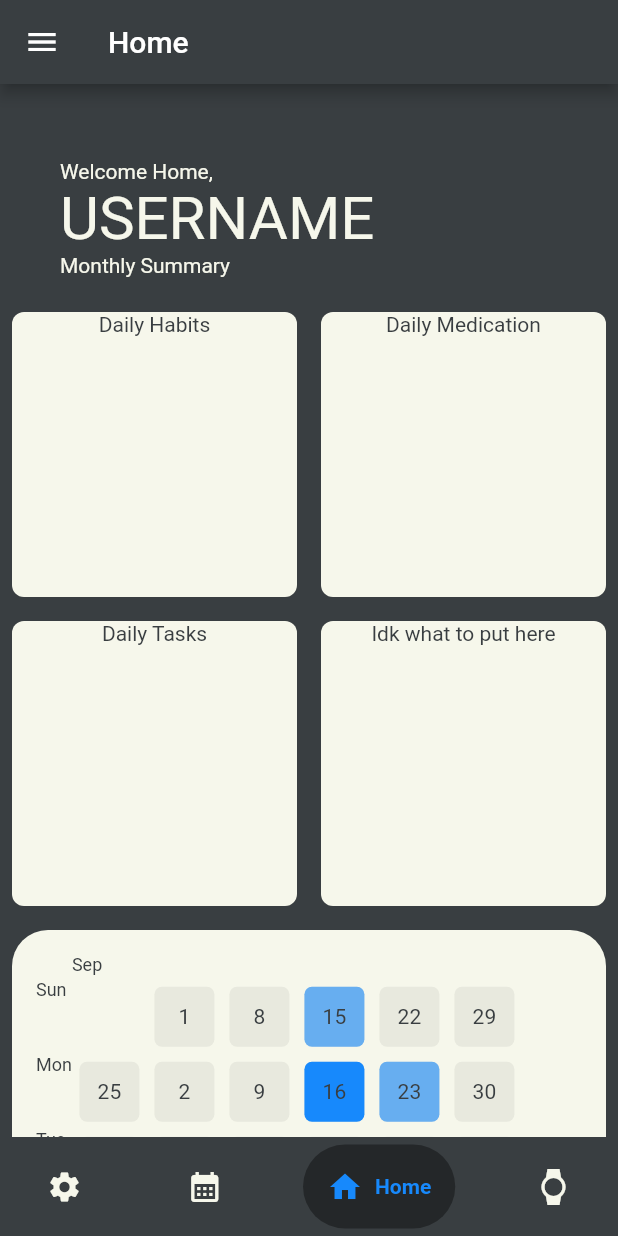
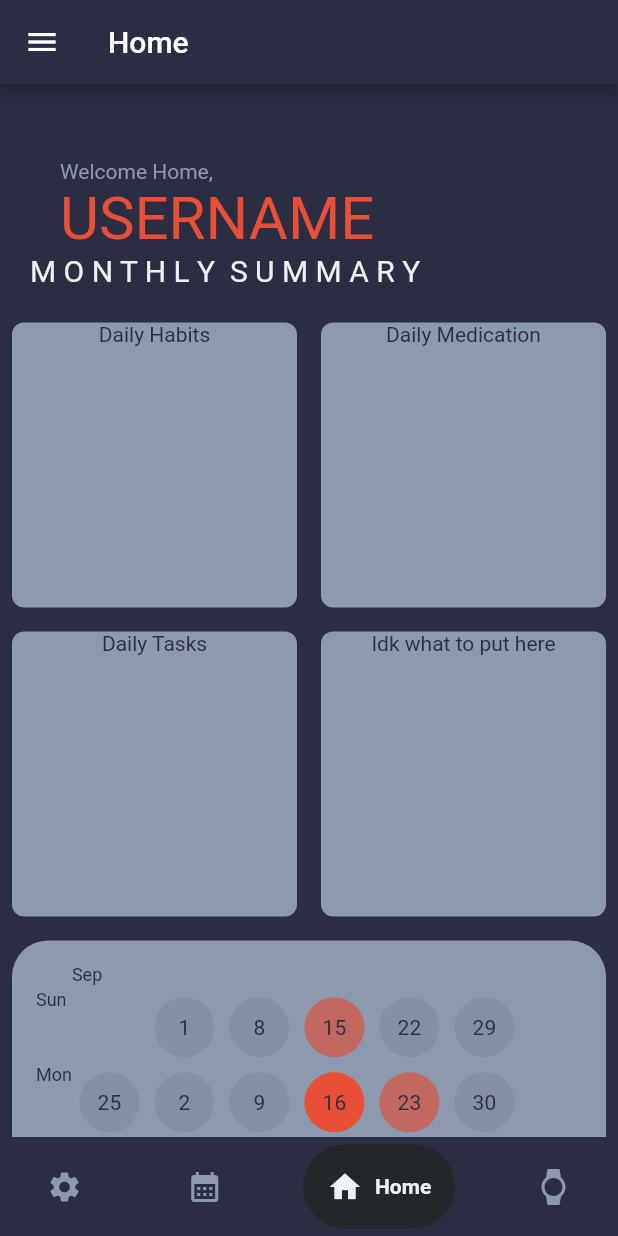
Before and after one commit to Lagrossa/COSC_4319, a Flutter app: the HomeScreen screen opened by its route, on a phone screen of 412 x 824 dp. Run offline on Flutter 3.47's test engine with Material 2 defaults, Android fonts, the phone set to English and light mode, and no system bars; drawn by our look-alikes of flutter_heatmap_calendar, google_nav_bar; our stand-ins replace firebase_auth, firebase_core, flutter_slidable, percent_indicator; accounts and stored records are empty.

Commit message:
UI Updates!

```diff
--- a/lib/Features/User_Auth/Presentation/Pages/home_screen.dart
+++ b/lib/Features/User_Auth/Presentation/Pages/home_screen.dart
@@ -4,7 +4,6 @@ import 'package:addvisor/components/homeBoxes.dart';
 import 'package:addvisor/components/nav_bar.dart';
 import 'package:addvisor/components/themeColors.dart';
 import 'package:flutter/material.dart';
-import 'package:google_nav_bar/google_nav_bar.dart';
 
 class HomeScreen extends StatelessWidget {
   const HomeScreen({super.key});
@@ -12,10 +11,10 @@ class HomeScreen extends StatelessWidget {
   @override
   Widget build(BuildContext context) {
     return Scaffold(
-        backgroundColor: ThemeColors.grey,
+        backgroundColor: ThemeColors.darkGrey,
         appBar: AppBar(
           title: const Text("Home"),
-          backgroundColor: ThemeColors.grey,
+          backgroundColor: ThemeColors.darkGrey,
         ),
         drawer: DrawerNav(),
         body: SingleChildScrollView(
@@ -32,14 +31,17 @@ class HomeScreen extends StatelessWidget {
                     Text("Welcome Home,"),
                     Text(
                       "USERNAME",
-                      style: TextStyle(fontSize: 40),
+                      style: TextStyle(fontSize: 40, color: ThemeColors.red),
                     ),
                   ],
                 ),
               ),
               const Padding(
-                padding: EdgeInsets.symmetric(horizontal: 40.0),
-                child: Text("Monthly Summary"),
+                padding: EdgeInsets.symmetric(horizontal: 20.0),
+                child: Text(
+                  "M O N T H L Y  S U M M A R Y",
+                  style: TextStyle(color: ThemeColors.white, fontSize: 20),
+                ),
               ),
               const SizedBox(height: 15, width: 15),
               Column(
@@ -61,8 +63,8 @@ class HomeScreen extends StatelessWidget {
                     padding: const EdgeInsets.all(8.0),
                     child: Container(
                       width: 400,
-                      decoration: BoxDecoration(
-                          color: ThemeColors.ivory,
+                      decoration: const BoxDecoration(
+                          color: ThemeColors.grey,
                           borderRadius: BorderRadius.all(Radius.circular(24))),
                       alignment: Alignment.bottomLeft,
                       child: Padding(
--- a/lib/components/habitBox.dart
+++ b/lib/components/habitBox.dart
@@ -28,7 +28,7 @@ class HabitBox extends StatelessWidget {
           children: [
             SlidableAction(
               onPressed: settingsTap,
-              backgroundColor: ThemeColors.grey,
+              backgroundColor: ThemeColors.darkGrey,
               icon: Icons.edit,
             ),
             SlidableAction(
@@ -45,7 +45,7 @@ class HabitBox extends StatelessWidget {
             height: 90,
             padding: EdgeInsets.all(24),
             decoration: BoxDecoration(
-                color: ThemeColors.ivory,
+                color: ThemeColors.grey,
                 borderRadius: BorderRadius.only(
                     bottomLeft: Radius.circular(16),
                     topLeft: Radius.circular(16))),
--- a/lib/components/habit_heat_map.dart
+++ b/lib/components/habit_heat_map.dart
@@ -22,26 +22,27 @@ class HabitHeatMap extends StatelessWidget {
         DateTime.now().subtract(const Duration(days: 1)): 10,
       },
       size: 40,
-      defaultColor: const Color.fromARGB(255, 232, 233, 222),
+      defaultColor: const Color.fromARGB(255, 132, 143, 163),
       startDate: DateTime.now().subtract(Duration(days: hMapLength)),
-      margin: EdgeInsets.all(5),
+      margin: const EdgeInsets.all(5),
+      borderRadius: 32,
       endDate: DateTime.now(),
       colorMode: ColorMode.opacity,
       showColorTip: false,
       showText: true,
-      textColor: ThemeColors.grey,
+      textColor: ThemeColors.darkGrey,
       scrollable: true,
       colorsets: const {
-        1: Color.fromARGB(20, 23, 137, 252),
-        2: Color.fromARGB(40, 23, 137, 252),
-        3: Color.fromARGB(60, 23, 137, 252),
-        4: Color.fromARGB(80, 23, 137, 252),
-        5: Color.fromARGB(100, 23, 137, 252),
-        6: Color.fromARGB(140, 23, 137, 252),
-        7: Color.fromARGB(160, 23, 137, 252),
-        8: Color.fromARGB(180, 23, 137, 252),
-        9: Color.fromARGB(220, 23, 137, 252),
-        10: ThemeColors.darkBlue,
+        1: Color.fromARGB(20, 233, 79, 55),
+        2: Color.fromARGB(40, 233, 79, 55),
+        3: Color.fromARGB(60, 233, 79, 55),
+        4: Color.fromARGB(80, 233, 79, 55),
+        5: Color.fromARGB(100, 233, 79, 55),
+        6: Color.fromARGB(140, 233, 79, 55),
+        7: Color.fromARGB(160, 233, 79, 55),
+        8: Color.fromARGB(180, 233, 79, 55),
+        9: Color.fromARGB(220, 233, 79, 55),
+        10: Color.fromARGB(255, 233, 79, 55),
       },
       onClick: (value) {
         // Maybe Show % Completed Alertbox?
--- a/lib/components/homeBoxes.dart
+++ b/lib/components/homeBoxes.dart
@@ -14,13 +14,13 @@ class HomeBoxes extends StatelessWidget {
     Container(
       child: Column(
         children: [
-          Text("Daily Habits", style: TextStyle(color: ThemeColors.grey))
+          Text("Daily Habits", style: TextStyle(color: ThemeColors.darkGrey))
         ],
       ),
     ),
-    Text("Daily Medication", style: TextStyle(color: ThemeColors.grey)),
-    Text("Daily Tasks", style: TextStyle(color: ThemeColors.grey)),
-    Text("Idk what to put here", style: TextStyle(color: ThemeColors.grey)),
+    Text("Daily Medication", style: TextStyle(color: ThemeColors.darkGrey)),
+    Text("Daily Tasks", style: TextStyle(color: ThemeColors.darkGrey)),
+    Text("Idk what to put here", style: TextStyle(color: ThemeColors.darkGrey)),
     //HabitHeatMap(),
   ];
 
@@ -32,7 +32,7 @@ class HomeBoxes extends StatelessWidget {
         width: 300,
         height: 300,
         decoration: BoxDecoration(
-          color: ThemeColors.ivory,
+          color: ThemeColors.grey,
           borderRadius: BorderRadius.circular(8),
         ),
         child: Column(children: [
--- a/lib/components/nav_bar.dart
+++ b/lib/components/nav_bar.dart
@@ -8,14 +8,14 @@ class AppNavBar extends StatelessWidget {
   @override
   Widget build(BuildContext context) {
     return Container(
-      color: ThemeColors.grey,
+      color: ThemeColors.darkGrey,
       child: Padding(
         padding: const EdgeInsets.symmetric(horizontal: 15, vertical: 5),
         child: GNav(
           gap: 8,
-          backgroundColor: ThemeColors.grey,
-          activeColor: ThemeColors.darkBlue,
-          color: ThemeColors.ivory,
+          backgroundColor: ThemeColors.darkGrey,
+          activeColor: ThemeColors.white,
+          color: ThemeColors.grey,
           padding: EdgeInsets.all(16),
           tabBackgroundColor: const Color.fromARGB(255, 36, 39, 41),
           selectedIndex: 2,
--- a/lib/components/themeColors.dart
+++ b/lib/components/themeColors.dart
@@ -2,8 +2,8 @@ import 'package:flutter/material.dart';
 
 class ThemeColors {
   static const Color red = Color(0xFFE94F37);
-  static const Color grey = Color(0xFF393E41);
-  static const Color ivory = Color(0xFFF6F7EB);
-  static const Color darkBlue = Color(0xFF1789FC);
-  static const Color lightBlue = Color(0xFF1E96FC);
+  static const Color darkGrey = Color(0xFF2b2d42);
+  static const Color grey = Color(0xFF8d99ae);
+  static const Color white = Color(0xFFedf2f4);
+  static const Color lightBliglue = Color(0xFFef233c);
 }
```
Also changed, not shown: lib/main.dart (+15 -15 lines).
